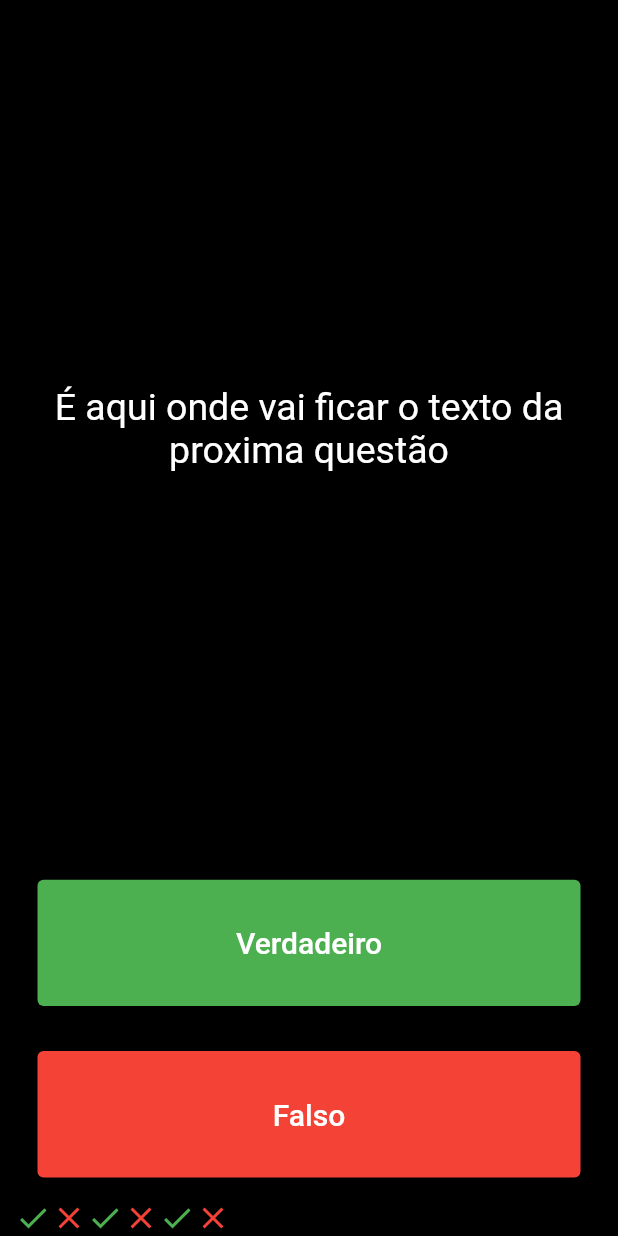
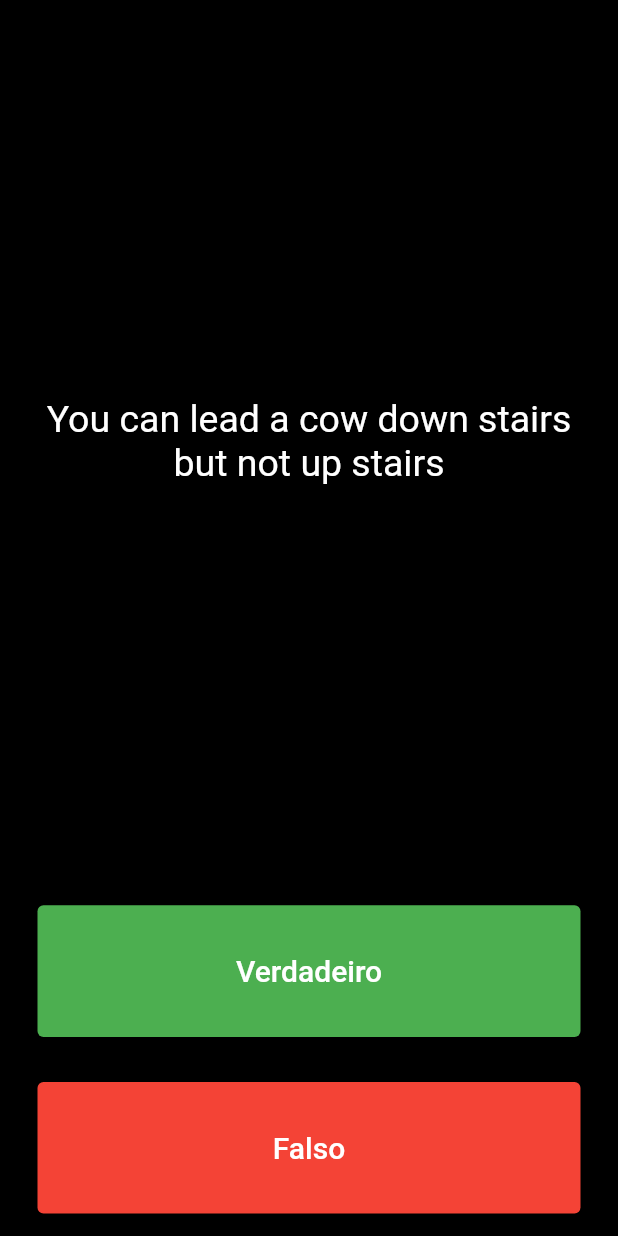
Before and after one commit to Murilo-Baron/quizzler, a Flutter app: the screen it shows after launch, on a phone screen of 412 x 824 dp. Run offline on Flutter 3.47's test engine with Material 2 defaults, Android fonts, the phone set to English and light mode, and no system bars.

Commit message:
funções e questões

```diff
--- a/lib/main.dart
+++ b/lib/main.dart
@@ -21,32 +21,22 @@ class Quizzler extends StatelessWidget {
   }
 }
 
-List<Icon> scoreKeeper = [
-  Icon(
-    Icons.check,
-    color: Colors.green,
-  ),
-  Icon(
-    Icons.close,
-    color: Colors.red,
-  ),
-  Icon(
-    Icons.check,
-    color: Colors.green,
-  ),
-  Icon(
-    Icons.close,
-    color: Colors.red,
-  ),
-  Icon(
-    Icons.check,
-    color: Colors.green,
-  ),
-  Icon(
-    Icons.close,
-    color: Colors.red,
-  ),
+List<Icon> scoreKeeper = [];
+
+List<String> questions = [
+  'You can lead a cow down stairs but not up stairs',
+  'Approximately one quarter of human bones are in the feet.',
+  'A slug\'s blood is green.'
+
 ];
+
+List <bool> answers = [
+  false,
+  true,
+  true,
+];
+
+int questionNumber = 0;
 
 class QuizPage extends StatefulWidget {
   @override
@@ -66,7 +56,7 @@ class _QuizPageState extends State<QuizPage> {
             padding: EdgeInsets.all(10.0),
             child: Center(
               child: Text(
-                'É aqui onde vai ficar o texto da proxima questão',
+                questions[questionNumber],
                 textAlign: TextAlign.center,
                 style: TextStyle(
                   fontSize: 25.0,
@@ -91,11 +81,19 @@ class _QuizPageState extends State<QuizPage> {
                 ),
               ),
               onPressed: () {
-                setState(() {
-                        scoreKeeper.add(
-                  Icon(Icons.check, color: Colors.green,),
-                );
-                });
+
+              bool correctAnswer = answers(questionNumber);
+
+              if (correctAnswer == true) {
+                print('user got it right');
+              } else {
+                print('user got it wrong');
+              }
+              setState(() {
+                questionNumber++;
+              });
+              print(questionNumber);
+
                 // The user picked true.
               },
             ),
@@ -116,6 +114,11 @@ class _QuizPageState extends State<QuizPage> {
                 ),
               ),
               onPressed: () {
+                  setState(() {
+                questionNumber++;
+              });
+              print(questionNumber);
+
                 // The user picked false.
               },
             ),
```
